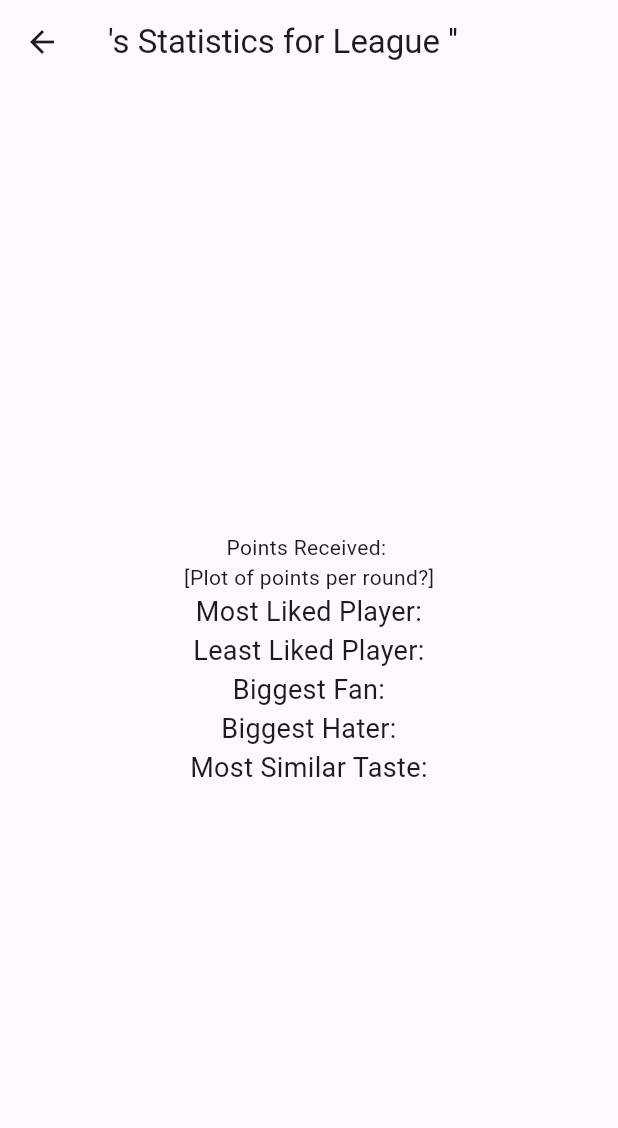
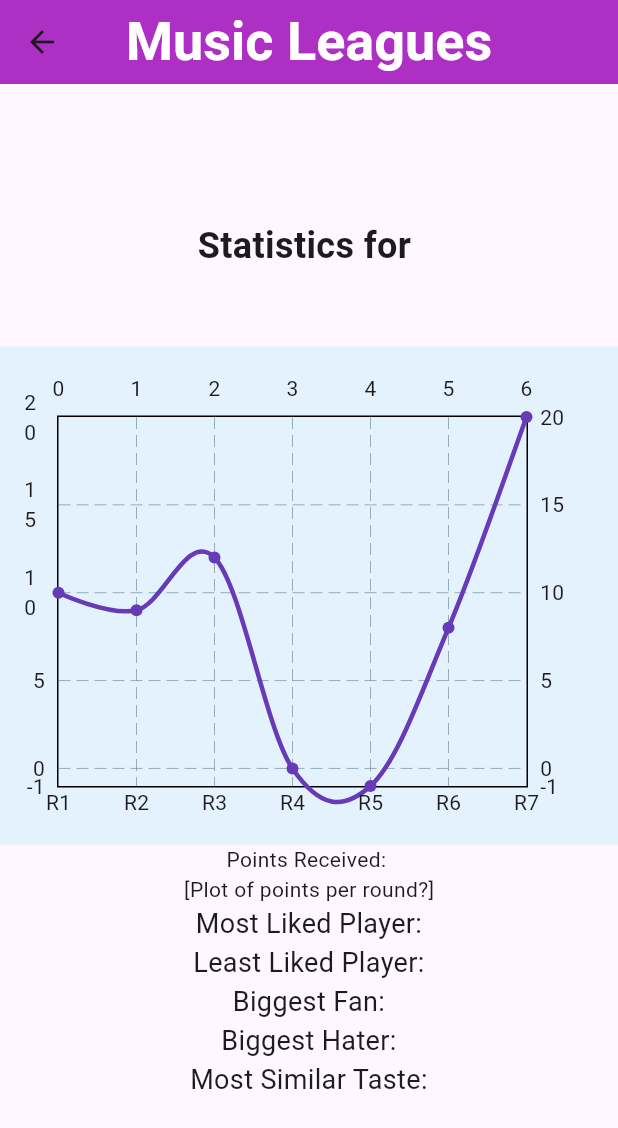
Before and after one commit to benjjensen/music_league_stats, a Flutter app: the StatsPage screen opened directly with empty values, on a phone screen of 412 x 824 dp. Shown: the top 1128 px of the screen. Run offline on Flutter 3.47's test engine with Material 3 defaults, Android fonts, the phone set to English and light mode, and no system bars; drawn by our look-alikes of fl_chart.

Commit message:
Adding stuff for a plot...

```diff
--- a/lib/main.dart
+++ b/lib/main.dart
@@ -102,48 +102,60 @@
   @override
   Widget build(BuildContext context) {
     return Scaffold(
-      appBar: AppBar(
-        title: Text("$playerName's Statistics for League '$leagueName'"),
-      ),
+      appBar: buildMainAppBar("Music League: $leagueName"),
       body: Center(
         child: SingleChildScrollView(
           child: Column(
             children: [
-              // Center(
-              //   child: Container(
-              //     padding: const EdgeInsets.all(16),
-              //     color: Colors.blue[50],
-              //     child: LineChart(
-              //       LineChartData(
-              //         borderData: FlBorderData(show: true),
-              //         titlesData: FlTitlesData(
-              //           bottomTitles: AxisTitles(
-              //             sideTitles: SideTitles(
-              //               showTitles: true,
-              //               getTitlesWidget: (value, meta) {
-              //                 return Text("R${value.toInt() + 1}");
-              //               },
-              //             ),
-              //           ),
-              //           leftTitles: AxisTitles(
-              //             sideTitles: SideTitles( showTitles: true),
-              //           ),
-              //         ) ,
-              //         lineBarsData: [
-              //           LineChartBarData(
-              //             spots: List.generate(
-              //               points.length,
-              //               (index) => FlSpot(index.toDouble(), points[index].toDouble())),
-              //             isCurved: true,
-              //             color: Colors.deepPurple,
-              //             barWidth: 3,
-              //             dotData: FlDotData(show: true),
-              //           ),
-              //         ],
-              //       ),
-              //     ),
-              //   ),
-              // ),
+              Text(
+                "Statistics for $playerName",
+                style: TextStyle(
+                  fontSize: 24,
+                  fontWeight: FontWeight.bold,
+                )
+              ),
+
+              SizedBox(height: 50),
+
+              Center(
+                child: Container(
+                  padding: const EdgeInsets.all(16),
+                  color: Colors.blue[50],
+                  child: SizedBox(
+                    height: 300,
+                    child: LineChart(
+                      LineChartData(
+                        borderData: FlBorderData(show: true),
+                        titlesData: FlTitlesData(
+                          bottomTitles: AxisTitles(
+                            sideTitles: SideTitles(
+                              showTitles: true,
+                              getTitlesWidget: (value, meta) {
+                                return Text("R${value.toInt() + 1}");
+                              },
+                            ),
+                          ),
+                          leftTitles: AxisTitles(
+                            sideTitles: SideTitles( showTitles: true),
+                          ),
+                        ) ,
+                        lineBarsData: [
+                          LineChartBarData(
+                            spots: List.generate(
+                              points.length,
+                              (index) =>
+                                  FlSpot(index.toDouble(), points[index].toDouble())),
+                            isCurved: true,
+                            color: Colors.deepPurple,
+                            barWidth: 3,
+                            dotData: FlDotData(show: true),
+                          ),
+                        ],
+                      ),
+                    ),
+                  ),
+                ),
+              ),
 
               Text("Points Received: "),
               Text("[Plot of points per round?]"),
```
